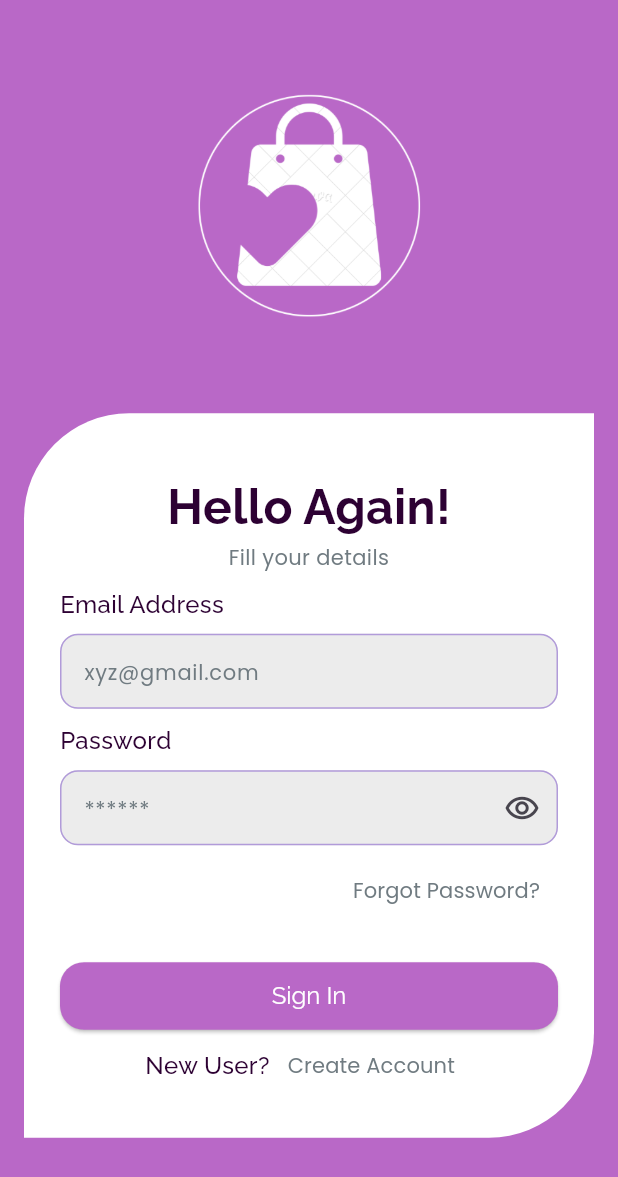
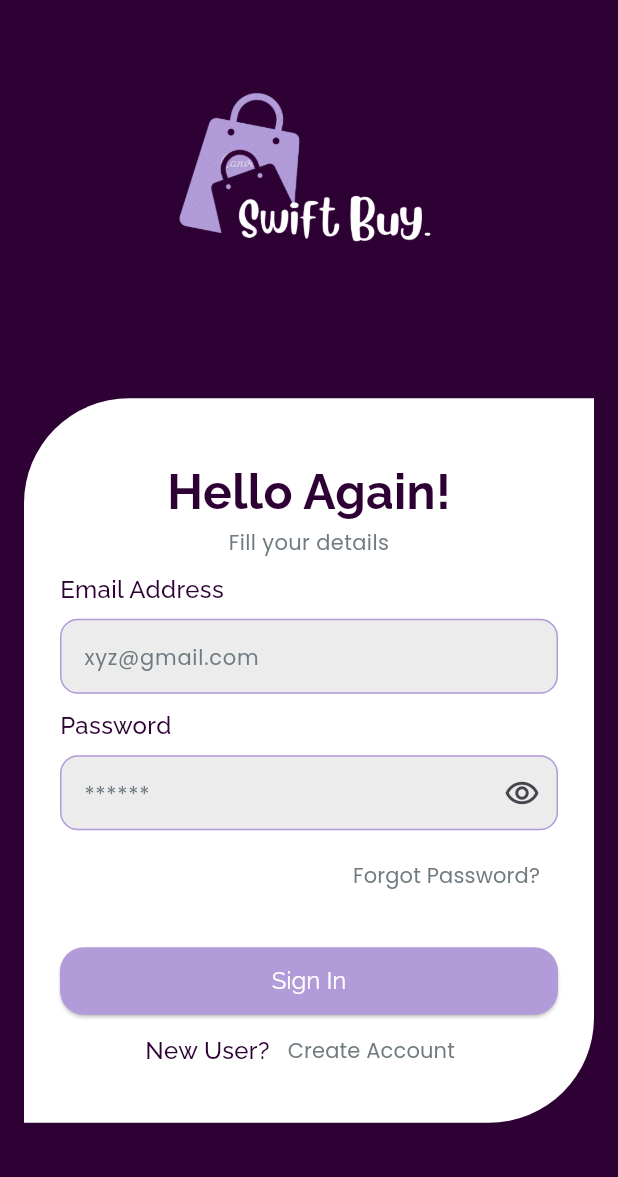
Before and after one commit to Rwan00/swift_buy, a Flutter app: the screen it shows after launch, after a tap on the "arrow forward" icon, after a tap on "SKIP", on a phone screen of 412 x 824 dp. Shown: the top 1177 px of the screen. Run offline on Flutter 3.47's test engine with Material 3 defaults, Android fonts, the phone set to English and light mode, and no system bars; our stand-ins replace conditional_builder_null_safety, dio, easy_splash_screen, flutter_bloc, google_fonts and 3 more; missing offline and left inert: dart:ffi; accounts and stored records are empty; network calls fail.

Commit message:
change logo and color theme

```diff
--- /dev/null
+++ b/lib/cubits/shop_cubit/shop_state.dart
@@ -0,0 +1,4 @@
+abstract class ShopStates{}
+
+class ShopInitialState extends ShopStates{}
+class ShopChangeBottomNavState extends ShopStates{}
--- a/lib/helper/cache_helper.dart
+++ b/lib/helper/cache_helper.dart
@@ -23,4 +23,8 @@ class CacheHelper {
     if(value is double){return await sharedPreferences?.setDouble(key, value);}
     return await sharedPreferences?.setBool(key, value);
   }
+
+  static Future<bool?> removeData({required String key}) async{
+    return await sharedPreferences?.remove(key);
+  }
 }
--- a/lib/screens/sign_screen.dart
+++ b/lib/screens/sign_screen.dart
@@ -24,7 +24,7 @@ class SignScreen extends StatelessWidget {
         builder: (context, state) {
           var cubit = ShopLoginCubit.get(context);
           return Scaffold(
-              backgroundColor: primaryPurple,
+              backgroundColor: primaryDeepPurple,
               body: Column(
                 //crossAxisAlignment: CrossAxisAlignment.center,
                 children: [
@@ -34,7 +34,7 @@ class SignScreen extends StatelessWidget {
                   Center(
                       child: Image.asset(
                     "assets/images/logo.png",
-                    height: 210,
+                    height: 190,
                   )),
                   Expanded(
                     child: Center(
--- a/lib/theme/body_theme.dart
+++ b/lib/theme/body_theme.dart
@@ -9,6 +9,11 @@ Color primaryDeepPurple = const Color.fromARGB(255, 45, 1, 51);
 class BodyTheme {
   static final light = ThemeData(
     scaffoldBackgroundColor: Colors.grey[200],
+    bottomNavigationBarTheme:  BottomNavigationBarThemeData(
+        backgroundColor: Colors.white,
+        type: BottomNavigationBarType.fixed,
+        selectedItemColor: primaryDeepPurple,
+        elevation: 20),
     appBarTheme: AppBarTheme(
         titleSpacing: 20,
         centerTitle: true,
--- a/lib/widgets/my_btn.dart
+++ b/lib/widgets/my_btn.dart
@@ -22,7 +22,7 @@ class AppBtn extends StatelessWidget {
                     BorderRadius.circular(16.0),
               ),
             ),
-            backgroundColor: MaterialStateProperty.all(primaryPurple)),
+            backgroundColor: MaterialStateProperty.all(lightPurple)),
         child:  Text(label));
   }
 }
--- a/lib/widgets/splash_screen.dart
+++ b/lib/widgets/splash_screen.dart
@@ -7,18 +7,14 @@ import '../theme/body_theme.dart';
 
 EasySplashScreen splashScreen(navigator) {
   return EasySplashScreen(
-    logo: Image.asset("assets/images/logo.png",height: 320,),
+    logo: Image.asset("assets/images/logo.png",height: 520,width: 520,),
     logoWidth: 170,
 
-    backgroundColor: primaryPurple,
+    backgroundColor: primaryDeepPurple,
     showLoader: true,
 
     loaderColor: Colors.white,
     navigator:  navigator,
     durationInSeconds: 5,
-    title:  Text(
-      "Swift Buy",
-      style: GoogleFonts.raleway(color: Colors.white,fontSize: 45,fontWeight: FontWeight.w700),
-    ),
   );
 }
```
Also changed, not shown: lib/cubits/shop_cubit/shop_cubit.dart (added, +9 -0 lines), assets/images/logo.png, lib/screens/favourites_screen.dart (added), lib/screens/notification_screen.dart (added), lib/screens/profile_screen.dart (added).
